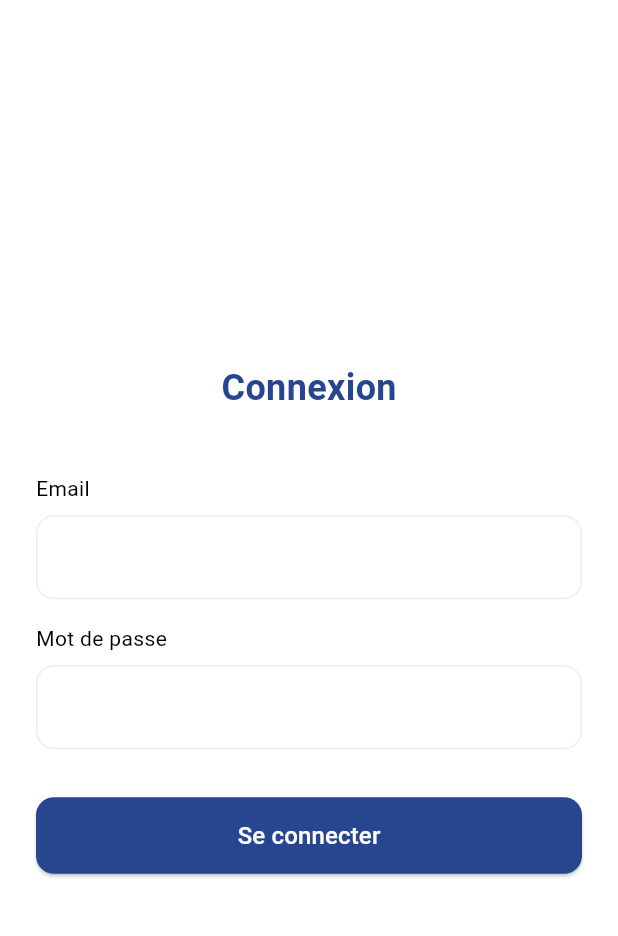
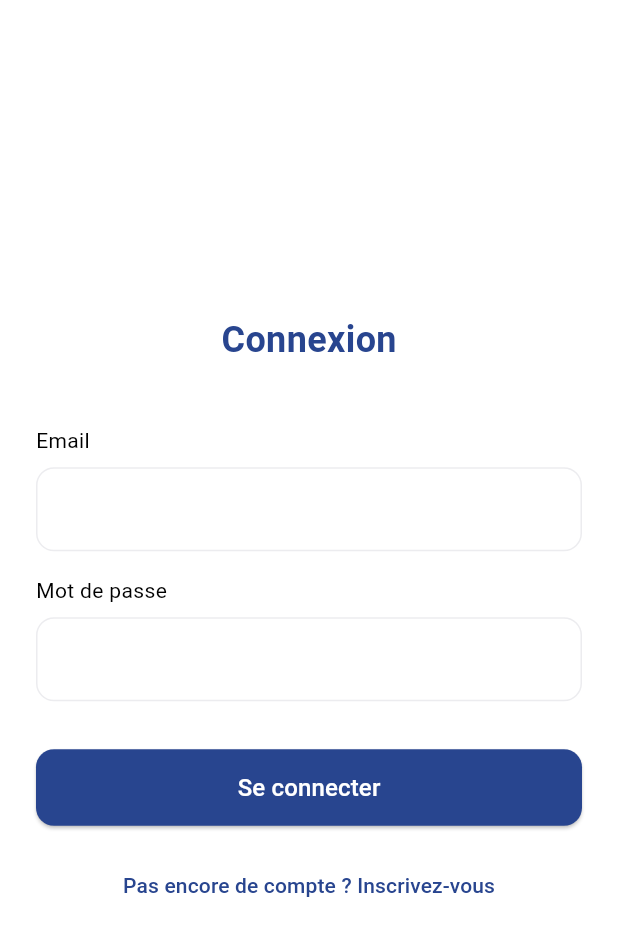
Before and after one commit to kteken10/flutter_chat_app, a Flutter app: the screen it shows after launch, on a phone screen of 412 x 824 dp. Shown: the top 936 px of the screen. Run offline on Flutter 3.47's test engine with Material 3 defaults, Android fonts, the phone set to English and light mode, and no system bars; our stand-ins replace firebase_core; accounts and stored records are empty.

Commit message:
Update Signup screens

```diff
--- a/lib/screens/login.dart
+++ b/lib/screens/login.dart
@@ -6,7 +6,6 @@ class LoginScreen extends StatefulWidget {
   const LoginScreen({super.key});
 
   @override
-  // ignore: library_private_types_in_public_api
   _LoginScreenState createState() => _LoginScreenState();
 }
 
@@ -15,11 +14,9 @@ class _LoginScreenState extends State<LoginScreen> {
   final TextEditingController _passwordController = TextEditingController();
 
   void _login() {
-
     String email = _emailController.text.trim();
     String password = _passwordController.text.trim();
-
-
+    // Ajouter la logique de connexion ici
   }
 
   @override
@@ -70,6 +67,16 @@ class _LoginScreenState extends State<LoginScreen> {
                 ),
               ),
             ),
+            const SizedBox(height: 16.0),
+            TextButton(
+              onPressed: () {
+                Navigator.pushNamed(context, '/signup');
+              },
+              child: const Text(
+                "Pas encore de compte ? Inscrivez-vous",
+                style: TextStyle(color: AppColors.primaryColor),
+              ),
+            ),
           ],
         ),
       ),
```
Also changed, not shown: lib/screens/signup.dart (+11 -7 lines), 1 other file.
